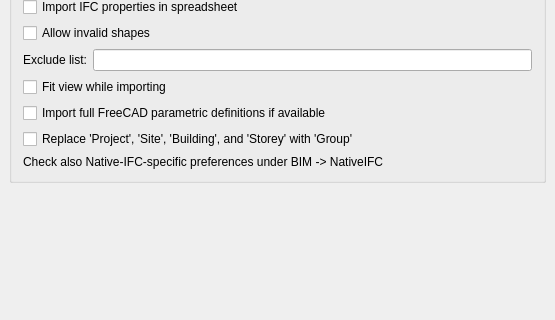
The window that src/Mod/BIM/Resources/ui/preferences-ifc.ui (southseact-3d/fcd) describes before a commit, drawn with Qt 5; both pictures show x 0 to 555 and y 409 to 729 of the 555 by 729 pixel window.
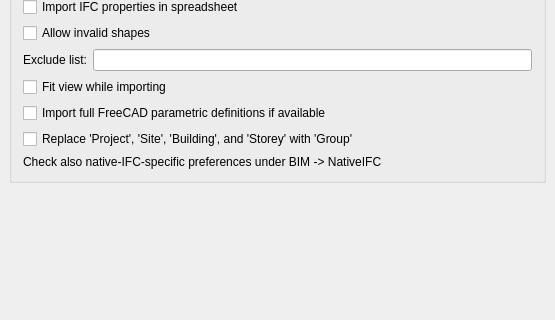
The same window after the commit. Custom widgets are drawn as their Qt base class.

```diff
--- a/src/Mod/BIM/Resources/ui/preferences-ifc.ui
+++ b/src/Mod/BIM/Resources/ui/preferences-ifc.ui
@@ -470,7 +470,7 @@
       <item>
        <widget class="QLabel" name="label_3">
         <property name="text">
-         <string>Check also Native-IFC-specific preferences under BIM -&gt; NativeIFC</string>
+         <string>Check also native-IFC-specific preferences under BIM -&gt; NativeIFC</string>
         </property>
        </widget>
       </item>
```
